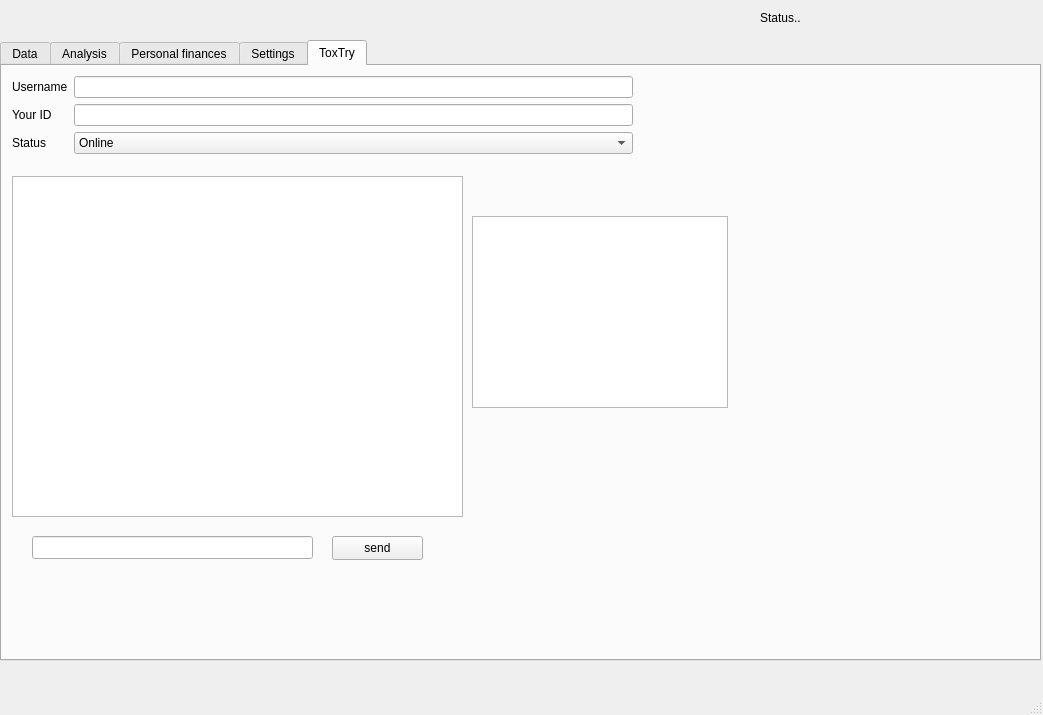
The window that ui/gui.ui (hersche/jobManagement) describes before a commit, drawn with Qt 5.
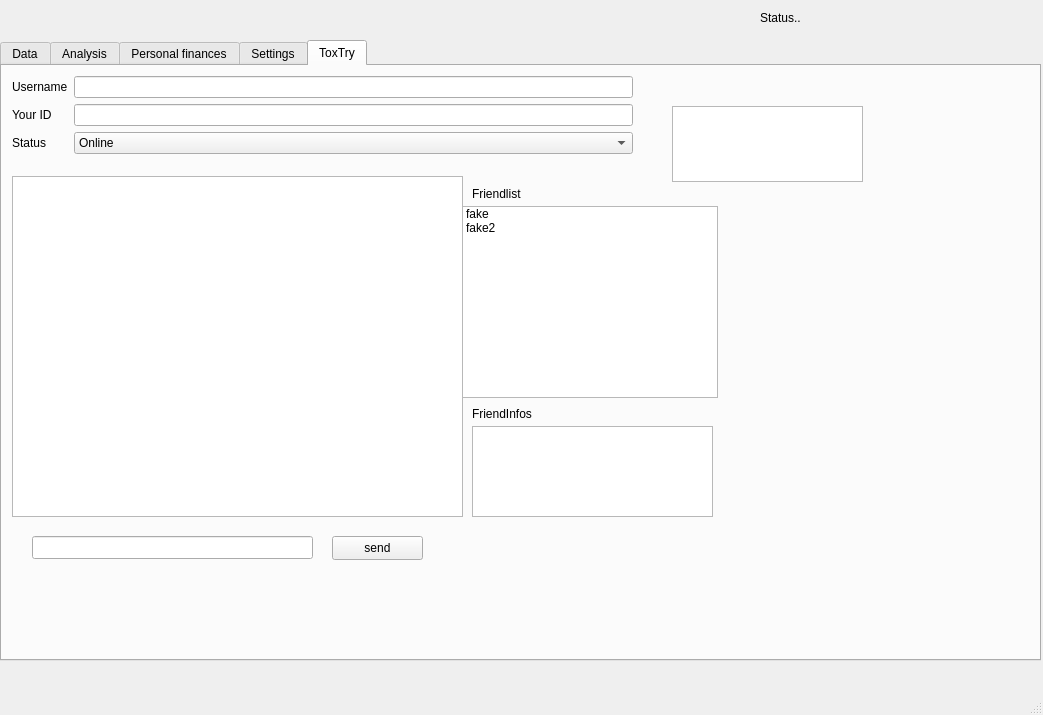
The same window after the commit.

```diff
--- a/ui/gui.ui
+++ b/ui/gui.ui
@@ -1731,12 +1731,22 @@
      <widget class="QListWidget" name="toxTryFriends">
       <property name="geometry">
        <rect>
-        <x>470</x>
-        <y>150</y>
+        <x>460</x>
+        <y>140</y>
         <width>256</width>
         <height>192</height>
        </rect>
       </property>
+      <item>
+       <property name="text">
+        <string>fake</string>
+       </property>
+      </item>
+      <item>
+       <property name="text">
+        <string>fake2</string>
+       </property>
+      </item>
      </widget>
      <widget class="QWidget" name="gridLayoutWidget_5">
       <property name="geometry">
@@ -1801,6 +1811,52 @@
        </item>
       </layout>
      </widget>
+     <widget class="QLabel" name="label_44">
+      <property name="geometry">
+       <rect>
+        <x>470</x>
+        <y>120</y>
+        <width>101</width>
+        <height>16</height>
+       </rect>
+      </property>
+      <property name="text">
+       <string>Friendlist</string>
+      </property>
+     </widget>
+     <widget class="QLabel" name="label_45">
+      <property name="geometry">
+       <rect>
+        <x>470</x>
+        <y>340</y>
+        <width>111</width>
+        <height>16</height>
+       </rect>
+      </property>
+      <property name="text">
+       <string>FriendInfos</string>
+      </property>
+     </widget>
+     <widget class="QTextEdit" name="toxTryFriendInfos">
+      <property name="geometry">
+       <rect>
+        <x>470</x>
+        <y>360</y>
+        <width>241</width>
+        <height>91</height>
+       </rect>
+      </property>
+     </widget>
+     <widget class="QTextEdit" name="toxTryNotifications">
+      <property name="geometry">
+       <rect>
+        <x>670</x>
+        <y>40</y>
+        <width>191</width>
+        <height>76</height>
+       </rect>
+      </property>
+     </widget>
     </widget>
    </widget>
    <widget class="QLabel" name="status">
```
